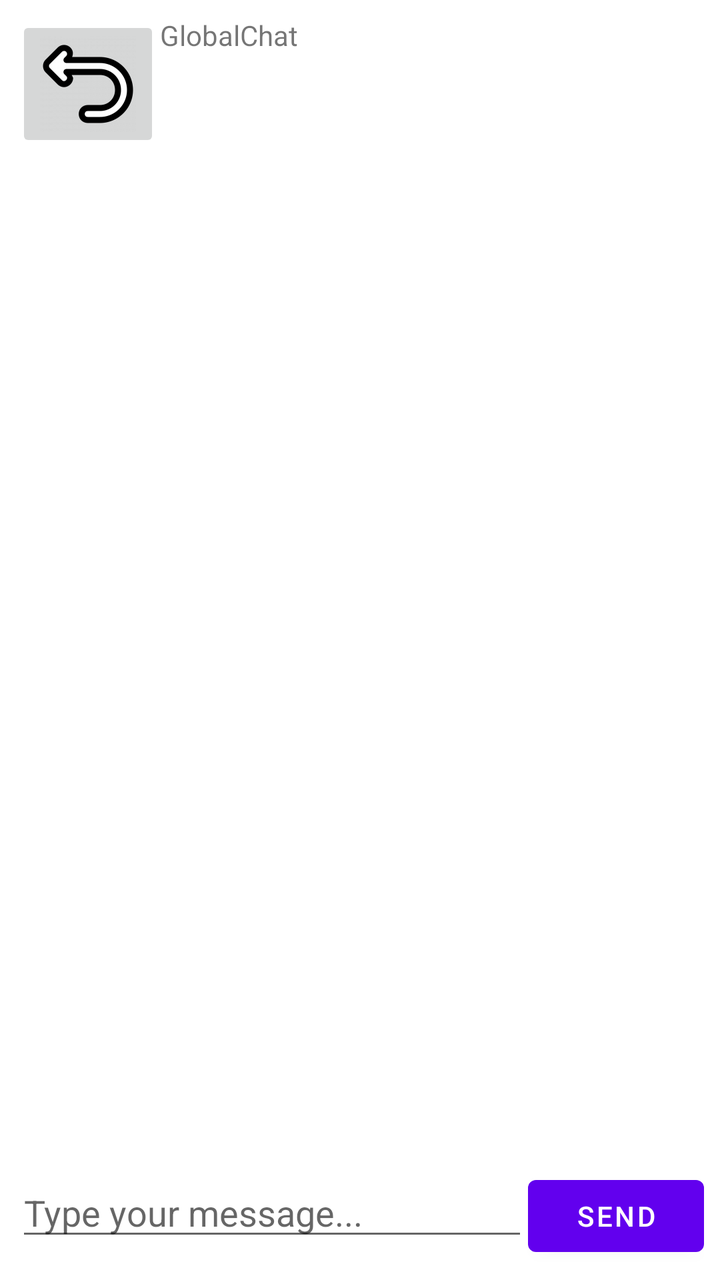
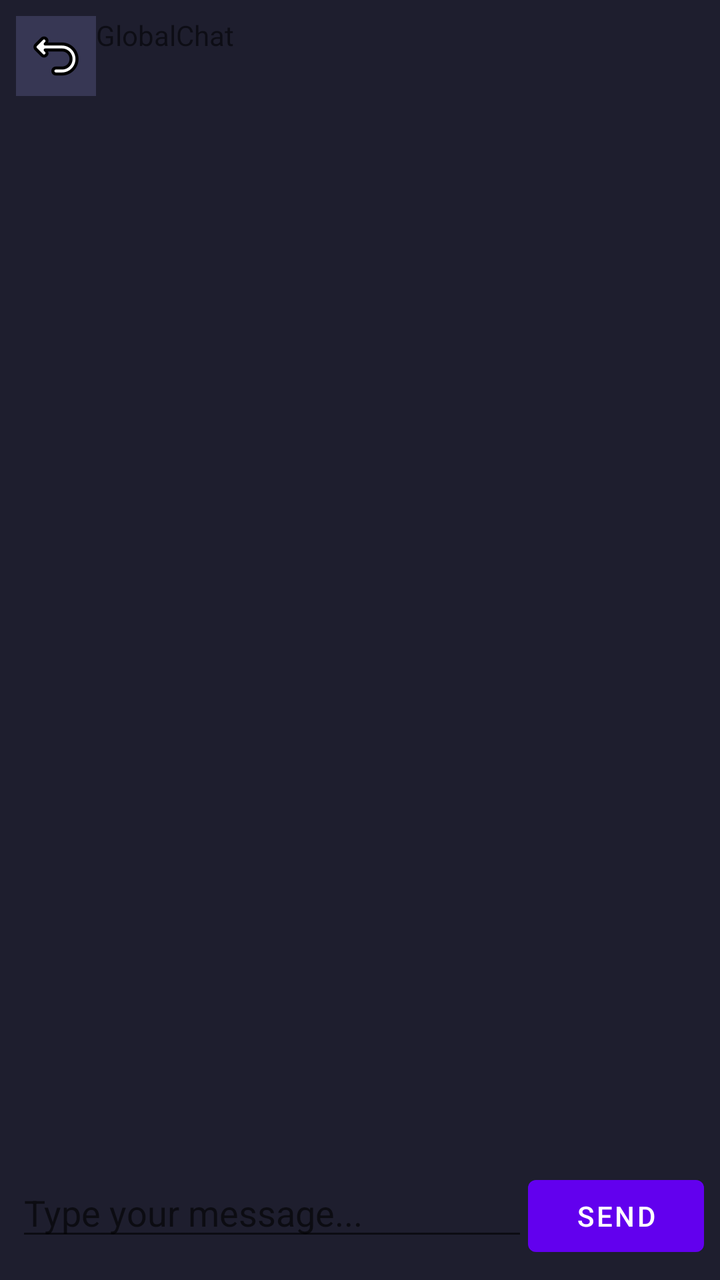

Screens rendered from an Android XML layout before and after an edit, with the pre-edit source and the edit as a unified diff.
<!-- AndroidManifest.xml: fallback theme Theme.MaterialComponents.DayNight.NoActionBar -->
<!-- res/layout/global_chat.xml -->
<?xml version="1.0" encoding="utf-8"?>
<LinearLayout xmlns:android="http://schemas.android.com/apk/res/android"
    android:layout_width="fill_parent"
    android:layout_height="fill_parent"
    android:orientation="vertical">

    
    <LinearLayout
        android:layout_width="fill_parent"
        android:layout_height="wrap_content"
        android:orientation="horizontal"
        android:padding="8dp">

        <ImageButton
            android:id="@+id/btnHeaderImage"
            android:layout_width="wrap_content"
            android:layout_height="wrap_content"
            android:src="@drawable/back" />

        <TextView
            android:id="@+id/txtHeaderTitle"
            android:layout_width="wrap_content"
            android:layout_height="wrap_content"
            android:text="GlobalChat" />
    </LinearLayout>

    <ScrollView
        android:id="@+id/scrollMessages"
        android:layout_width="fill_parent"
        android:layout_height="0dp"
        android:layout_weight="1">

        <LinearLayout
            android:id="@+id/layoutMessagesContainer"
            android:layout_width="fill_parent"
            android:layout_height="wrap_content"
            android:orientation="vertical">
        </LinearLayout>
    </ScrollView>

    <LinearLayout
        android:layout_width="fill_parent"
        android:layout_height="wrap_content"
        android:orientation="horizontal"
        android:padding="8dp">

        <EditText
            android:id="@+id/edtInputMessage"
            android:layout_width="0dp"
            android:layout_height="wrap_content"
            android:layout_weight="1"
            android:hint="Type your message..." />

        <Button
            android:id="@+id/btnSend"
            android:layout_width="wrap_content"
            android:layout_height="wrap_content"
            android:text="Send" />
    </LinearLayout>

</LinearLayout>
<!-- resources referenced by this layout -->
<resources>
  <!-- drawable back: png bitmap (drawable-hdpi, 2584 bytes) -->
</resources>

<!-- the commit's change to res/layout/global_chat.xml (unified diff, before → after) -->
@@ -2,7 +2,8 @@
 <LinearLayout xmlns:android="http://schemas.android.com/apk/res/android"
     android:layout_width="fill_parent"
     android:layout_height="fill_parent"
-    android:orientation="vertical">
+    android:orientation="vertical"
+    android:background="#1e1e2e">
 
     
     <LinearLayout
@@ -11,11 +12,14 @@
         android:orientation="horizontal"
         android:padding="8dp">
 
-        <ImageButton
-            android:id="@+id/btnHeaderImage"
-            android:layout_width="wrap_content"
-            android:layout_height="wrap_content"
-            android:src="@drawable/back" />
+     <ImageButton
+        android:id="@+id/btnHeaderImage"
+        android:layout_width="40dp"
+        android:layout_height="40dp"
+        android:padding="8dp"
+        android:scaleType="fitCenter"
+        android:src="@drawable/back"
+        android:background="#373754" />
 
         <TextView
             android:id="@+id/txtHeaderTitle"
